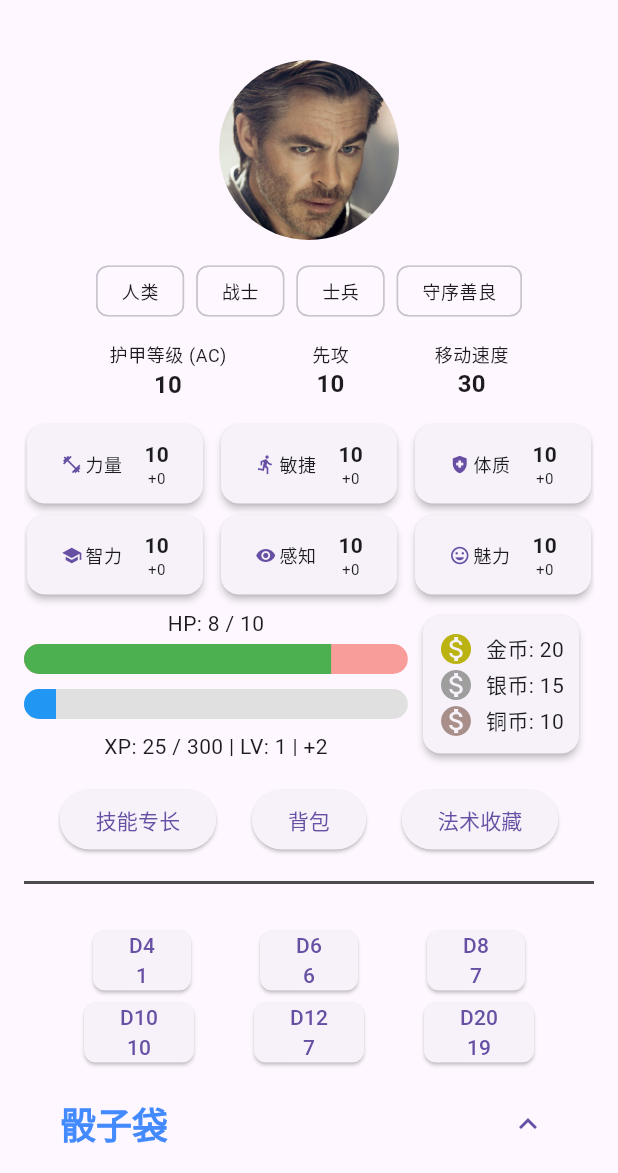
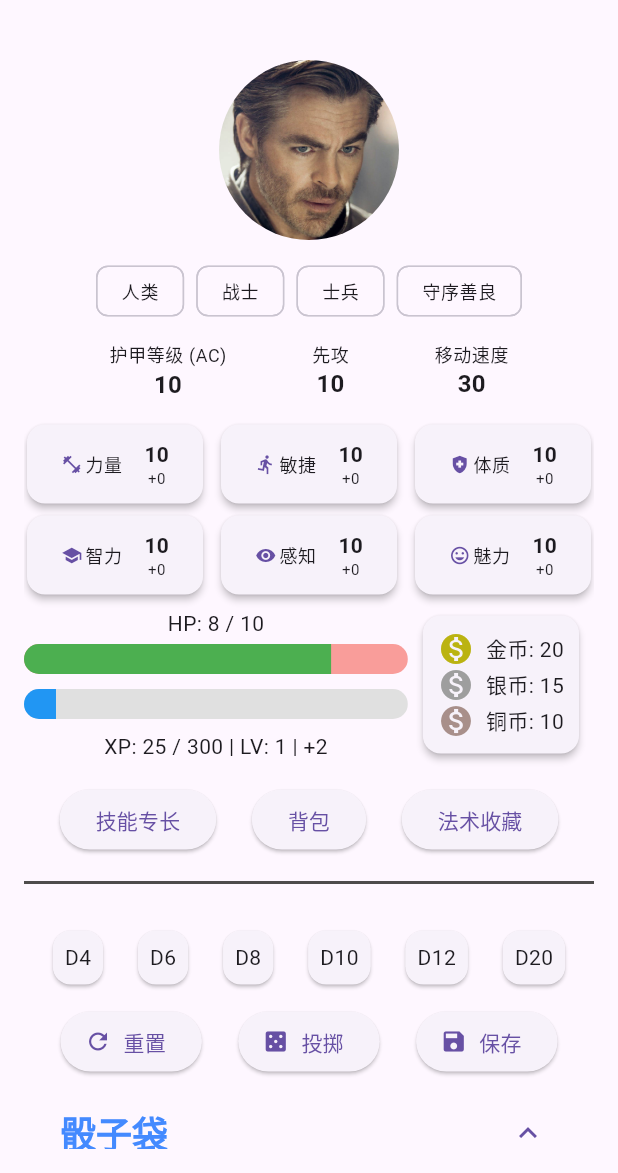
Before and after one commit to wanakiki/dnd_character_sheet, a Flutter app: the screen it shows after launch, on a phone screen of 412 x 824 dp, the part 63-1236 px from its top. Run offline on Flutter 3.47's test engine with Material 3 defaults, Android fonts, the phone set to English and light mode, and no system bars; our stand-ins replace file_picker, font_awesome_flutter, image_picker, isar, permission_handler, shared_preferences; accounts and stored records are empty; generated files the repository leaves out were written again.

Commit message:
feat: Adjust Dice Interface
- Updated the layout and design of the dice selection interface for improved user experience.
- Enhanced button responsiveness and visual feedback for selected dice.
- Improved dialog prompts for saving dice sets.

```diff
--- a/lib/app/widgets/dice_row.dart
+++ b/lib/app/widgets/dice_row.dart
@@ -1,6 +1,8 @@
-// 4 6 8 10 12 20
 import 'package:flutter/material.dart';
-import 'dart:math';
+import 'package:dnd_character/app/data/diceset.dart';
+import 'package:provider/provider.dart';
+import 'package:dnd_character/app/data/character_manager.dart';
+import 'dice_roll.dart';
 
 class DiceRow extends StatefulWidget {
   @override
@@ -8,26 +10,133 @@ class DiceRow extends StatefulWidget {
 }
 
 class _DiceRowState extends State<DiceRow> {
-  final Random _random = Random();
-  final List<int> _diceTypes = [4, 6, 8, 10, 12, 20];
-  late List<int> _currentValues;
+  Map<String, int> diceCount = {
+    'D4': 0,
+    'D6': 0,
+    'D8': 0,
+    'D10': 0,
+    'D12': 0,
+    'D20': 0,
+  };
 
-  @override
-  void initState() {
-    super.initState();
-    _currentValues = List<int>.generate(
-        _diceTypes.length, (index) => _rollDice(_diceTypes[index]));
+  void _incrementDice(String diceType) {
+    setState(() {
+      diceCount[diceType] = (diceCount[diceType] ?? 0) + 1;
+    });
   }
 
-  int _rollDice(int sides) {
-    return _random.nextInt(sides) + 1;
+  void _resetDice() {
+    setState(() {
+      diceCount.updateAll((key, value) => 0);
+    });
   }
 
-  void _rollAllDice() {
-    setState(() {
-      _currentValues = List<int>.generate(
-          _diceTypes.length, (index) => _rollDice(_diceTypes[index]));
-    });
+  void _rollDice(BuildContext context) {
+    List<int> dices = [
+      diceCount['D4']!,
+      diceCount['D6']!,
+      diceCount['D8']!,
+      diceCount['D10']!,
+      diceCount['D12']!,
+      diceCount['D20']!,
+    ];
+
+    if (dices.any((count) => count > 0)) {
+      DiceSet tempDiceSet = DiceSet(
+        name: '快速投掷',
+        dices: dices,
+        modifier: 0,
+      );
+
+      showDialog(
+        context: context,
+        builder: (BuildContext context) {
+          return DiceRollPopup(diceSet: tempDiceSet);
+        },
+      );
+    } else {
+      ScaffoldMessenger.of(context).showSnackBar(
+        SnackBar(content: Text('请至少选择一个骰子进行投掷')),
+      );
+    }
+  }
+
+  void _saveDiceSet(BuildContext context) {
+    List<int> dices = [
+      diceCount['D4']!,
+      diceCount['D6']!,
+      diceCount['D8']!,
+      diceCount['D10']!,
+      diceCount['D12']!,
+      diceCount['D20']!,
+    ];
+
+    if (dices.every((count) => count == 0)) {
+      ScaffoldMessenger.of(context).showSnackBar(
+        SnackBar(content: Text('请至少选择一个骰子')),
+      );
+      return;
+    }
+
+    String diceSetName = '';
+    int modifier = 0;
+
+    showDialog(
+      context: context,
+      builder: (BuildContext context) {
+        return AlertDialog(
+          title: Text('保存骰子组'),
+          content: Column(
+            mainAxisSize: MainAxisSize.min,
+            children: [
+              TextField(
+                decoration: InputDecoration(labelText: '骰子组名称'),
+                onChanged: (value) {
+                  diceSetName = value;
+                },
+              ),
+              TextField(
+                decoration: InputDecoration(labelText: '调整值'),
+                keyboardType: TextInputType.number,
+                onChanged: (value) {
+                  modifier = int.tryParse(value) ?? 0;
+                },
+              ),
+            ],
+          ),
+          actions: [
+            TextButton(
+              child: Text('取消'),
+              onPressed: () {
+                Navigator.of(context).pop();
+              },
+            ),
+            TextButton(
+              child: Text('保存'),
+              onPressed: () {
+                if (diceSetName.isEmpty) {
+                  ScaffoldMessenger.of(context).showSnackBar(
+                    SnackBar(content: Text('请输入骰子组名称')),
+                  );
+                  return;
+                }
+
+                DiceSet newDiceSet = DiceSet(
+                  name: diceSetName,
+                  dices: dices,
+                  modifier: modifier,
+                );
+
+                Provider.of<CharacterManager>(context, listen: false)
+                    .addDiceSet(newDiceSet);
+
+                Navigator.of(context).pop();
+              },
+            ),
+          ],
+        );
+      },
+    );
   }
 
   @override
@@ -36,55 +145,82 @@ class _DiceRowState extends State<DiceRow> {
       children: [
         Row(
           mainAxisAlignment: MainAxisAlignment.spaceEvenly,
-          children: _diceTypes.sublist(0, 3).asMap().entries.map((entry) {
-            int index = entry.key;
-            int sides = entry.value;
-            return ElevatedButton(
-              onPressed: () {
-                setState(() {
-                  _currentValues[index] = _rollDice(sides);
-                });
-              },
-              style: ElevatedButton.styleFrom(
-                shape: RoundedRectangleBorder(
-                  borderRadius: BorderRadius.circular(8.0),
-                ),
-              ),
-              child: Column(
-                children: [
-                  Text('D$sides'),
-                  Text('${_currentValues[index]}'),
-                ],
-              ),
-            );
-          }).toList(),
+          children: [
+            _buildDiceButton('D4'),
+            _buildDiceButton('D6'),
+            _buildDiceButton('D8'),
+            _buildDiceButton('D10'),
+            _buildDiceButton('D12'),
+            _buildDiceButton('D20'),
+          ],
         ),
+        SizedBox(height: 10),
         Row(
           mainAxisAlignment: MainAxisAlignment.spaceEvenly,
-          children: _diceTypes.sublist(3).asMap().entries.map((entry) {
-            int index = entry.key + 3;
-            int sides = entry.value;
-            return ElevatedButton(
-              onPressed: () {
-                setState(() {
-                  _currentValues[index] = _rollDice(sides);
-                });
-              },
-              style: ElevatedButton.styleFrom(
-                shape: RoundedRectangleBorder(
-                  borderRadius: BorderRadius.circular(8.0),
-                ),
-              ),
-              child: Column(
-                children: [
-                  Text('D$sides'),
-                  Text('${_currentValues[index]}'),
-                ],
-              ),
-            );
-          }).toList(),
+          children: [
+            ElevatedButton.icon(
+              icon: Icon(Icons.refresh),
+              label: Text('重置'),
+              onPressed: _resetDice,
+            ),
+            ElevatedButton.icon(
+              icon: Icon(Icons.casino),
+              label: Text('投掷'),
+              onPressed: () => _rollDice(context),
+            ),
+            ElevatedButton.icon(
+              icon: Icon(Icons.save),
+              label: Text('保存'),
+              onPressed: () => _saveDiceSet(context),
+            ),
+          ],
         ),
       ],
     );
   }
+
+  Widget _buildDiceButton(String diceType) {
+    return Stack(
+      children: [
+        GestureDetector(
+          onTap: () => _incrementDice(diceType),
+          child: Card(
+            color: diceCount[diceType]! > 0
+                ? Theme.of(context).colorScheme.primaryContainer
+                : null,
+            child: Padding(
+              padding: EdgeInsets.all(8.0),
+              child: Text(
+                diceType,
+                style: TextStyle(
+                  color: diceCount[diceType]! > 0
+                      ? Theme.of(context).colorScheme.onPrimaryContainer
+                      : null,
+                ),
+              ),
+            ),
+          ),
+        ),
+        if (diceCount[diceType]! > 0) // 仅在计数大于0时显示
+          Positioned(
+            right: 0,
+            bottom: 0,
+            child: Container(
+              padding: EdgeInsets.all(4),
+              decoration: BoxDecoration(
+                color: Theme.of(context).colorScheme.secondary,
+                shape: BoxShape.circle,
+              ),
+              child: Text(
+                '${diceCount[diceType]}', // 显示当前计数
+                style: TextStyle(
+                  color: Colors.white,
+                  fontSize: 12,
+                ),
+              ),
+            ),
+          ),
+      ],
+    );
+  }
 }
```
